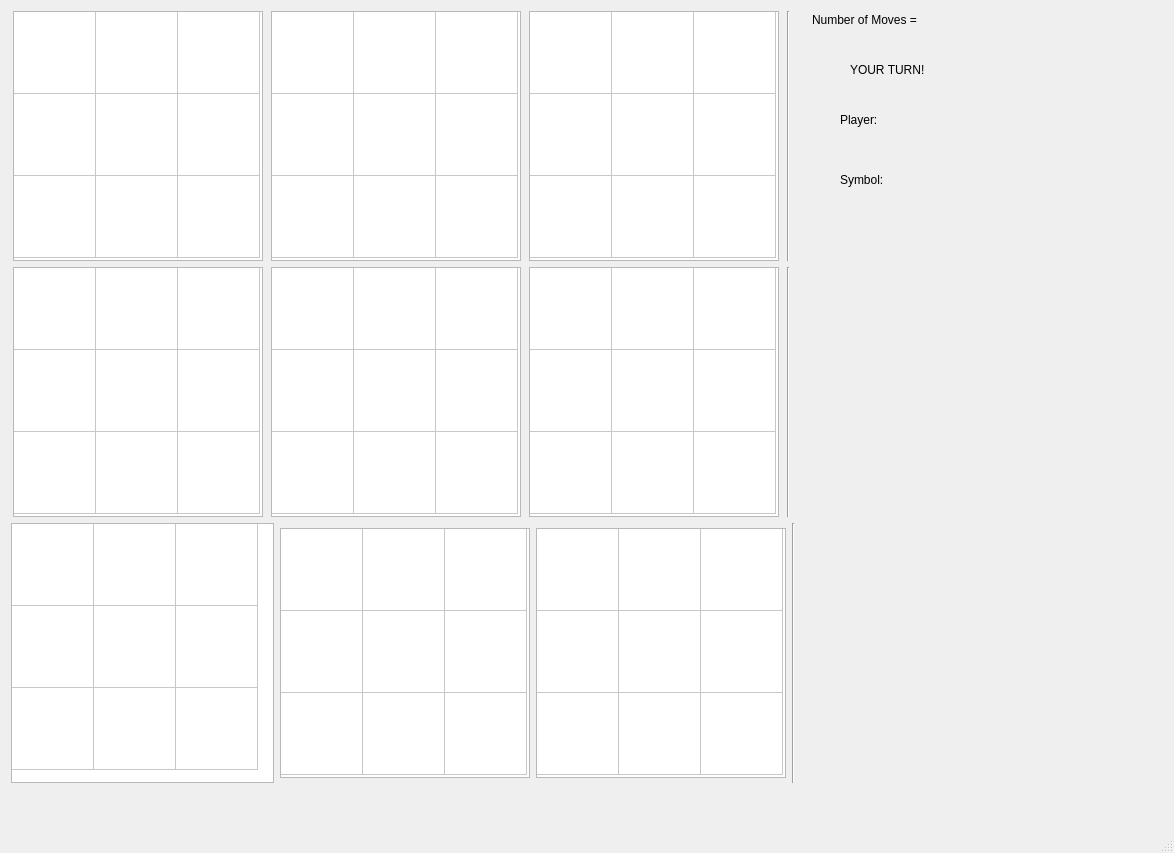
First picture: the form in ultimate_ttt_ui.ui, repository adhamhamdy3/Ultimate-Tic-Tac-Toe, before the edit.
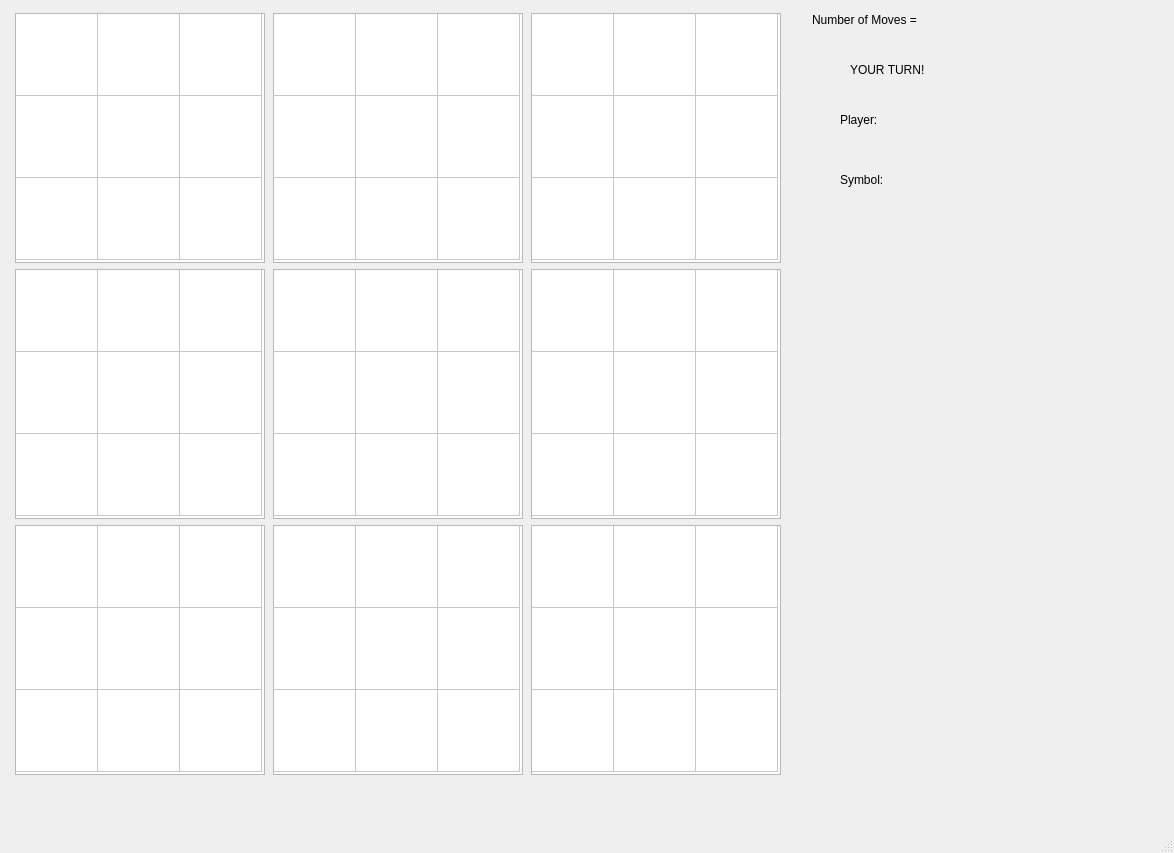
Second picture: the form after the edit.

What changed in the file:
```diff
--- a/ultimate_ttt_ui.ui
+++ b/ultimate_ttt_ui.ui
@@ -66,164 +66,17 @@
      <string>Number of Moves = </string>
     </property>
    </widget>
-   <widget class="QWidget" name="layoutWidget">
+   <widget class="QWidget" name="">
     <property name="geometry">
      <rect>
-      <x>11</x>
-      <y>11</y>
-      <width>784</width>
-      <height>772</height>
+      <x>13</x>
+      <y>13</y>
+      <width>773</width>
+      <height>764</height>
      </rect>
     </property>
-    <layout class="QVBoxLayout" name="verticalLayout">
-     <item>
-      <layout class="QHBoxLayout" name="horizontalLayout">
-       <item>
-        <widget class="QTableWidget" name="_0_0_Grid">
-         <property name="minimumSize">
-          <size>
-           <width>250</width>
-           <height>250</height>
-          </size>
-         </property>
-         <property name="maximumSize">
-          <size>
-           <width>250</width>
-           <height>250</height>
-          </size>
-         </property>
-         <attribute name="horizontalHeaderVisible">
-          <bool>false</bool>
-         </attribute>
-         <attribute name="horizontalHeaderDefaultSectionSize">
-          <number>82</number>
-         </attribute>
-         <attribute name="verticalHeaderVisible">
-          <bool>false</bool>
-         </attribute>
-         <attribute name="verticalHeaderDefaultSectionSize">
-          <number>82</number>
-         </attribute>
-         <row>
-          <property name="text">
-           <string>New Row</string>
-          </property>
-         </row>
-         <row>
-          <property name="text">
-           <string>New Row</string>
-          </property>
-         </row>
-         <row>
-          <property name="text">
-           <string>New Row</string>
-          </property>
-         </row>
-         <column>
-          <property name="text">
-           <string>New Column</string>
-          </property>
-         </column>
-         <column>
-          <property name="text">
-           <string>New Column</string>
-          </property>
-         </column>
-         <column>
-          <property name="text">
-           <string>New Column</string>
-          </property>
-         </column>
-         <item row="0" column="0">
-          <property name="text">
-           <string/>
-          </property>
-          <property name="textAlignment">
-           <set>AlignCenter</set>
-          </property>
-          <property name="flags">
-           <set>ItemIsEnabled</set>
-          </property>
-         </item>
+    <layout class="QGridLayout" name="gridLayout">
          <item row="0" column="1">
-          <property name="text">
-           <string/>
-          </property>
-          <property name="textAlignment">
-           <set>AlignCenter</set>
-          </property>
-          <property name="flags">
-           <set>ItemIsEnabled</set>
-          </property>
-         </item>
-         <item row="0" column="2">
-          <property name="text">
-           <string/>
-          </property>
-          <property name="textAlignment">
-           <set>AlignCenter</set>
-          </property>
-          <property name="flags">
-           <set>ItemIsEnabled</set>
-          </property>
-         </item>
-         <item row="1" column="0">
-          <property name="text">
-           <string/>
-          </property>
-          <property name="textAlignment">
-           <set>AlignCenter</set>
-          </property>
-          <property name="flags">
-           <set>ItemIsEnabled</set>
-          </property>
-         </item>
-         <item row="1" column="1">
-          <property name="text">
-           <string/>
-          </property>
-          <property name="textAlignment">
-           <set>AlignCenter</set>
-          </property>
-          <property name="flags">
-           <set>ItemIsEnabled</set>
-          </property>
-         </item>
-         <item row="1" column="2">
-          <property name="text">
-           <string/>
-          </property>
-          <property name="textAlignment">
-           <set>AlignCenter</set>
-          </property>
-          <property name="flags">
-           <set>ItemIsEnabled</set>
-          </property>
-         </item>
-         <item row="2" column="0">
-          <property name="text">
-           <string/>
-          </property>
-          <property name="textAlignment">
-           <set>AlignCenter</set>
-          </property>
-          <property name="flags">
-           <set>ItemIsEnabled</set>
-          </property>
-         </item>
-         <item row="2" column="1">
-          <property name="textAlignment">
-           <set>AlignCenter</set>
-          </property>
-         </item>
-         <item row="2" column="2">
-          <property name="textAlignment">
-           <set>AlignCenter</set>
-          </property>
-         </item>
-        </widget>
-       </item>
-       <item>
         <widget class="QTableWidget" name="_0_1_Grid">
          <property name="minimumSize">
           <size>
@@ -380,8 +233,8 @@
          </item>
         </widget>
        </item>
-       <item>
-        <widget class="QTableWidget" name="_0_2_Grid">
+     <item row="1" column="2">
+      <widget class="QTableWidget" name="_1_2_Grid">
          <property name="minimumSize">
           <size>
            <width>250</width>
@@ -537,18 +390,158 @@
          </item>
         </widget>
        </item>
-       <item>
-        <widget class="Line" name="line">
-         <property name="orientation">
-          <enum>Qt::Orientation::Vertical</enum>
-         </property>
-        </widget>
+     <item row="2" column="2">
+      <widget class="QTableWidget" name="_2_2_Grid">
+       <property name="minimumSize">
+        <size>
+         <width>250</width>
+         <height>250</height>
+        </size>
+       </property>
+       <property name="maximumSize">
+        <size>
+         <width>250</width>
+         <height>250</height>
+        </size>
+       </property>
+       <attribute name="horizontalHeaderVisible">
+        <bool>false</bool>
+       </attribute>
+       <attribute name="horizontalHeaderDefaultSectionSize">
+        <number>82</number>
+       </attribute>
+       <attribute name="verticalHeaderVisible">
+        <bool>false</bool>
+       </attribute>
+       <attribute name="verticalHeaderDefaultSectionSize">
+        <number>82</number>
+       </attribute>
+       <row>
+        <property name="text">
+         <string>New Row</string>
+        </property>
+       </row>
+       <row>
+        <property name="text">
+         <string>New Row</string>
+        </property>
+       </row>
+       <row>
+        <property name="text">
+         <string>New Row</string>
+        </property>
+       </row>
+       <column>
+        <property name="text">
+         <string>New Column</string>
+        </property>
+       </column>
+       <column>
+        <property name="text">
+         <string>New Column</string>
+        </property>
+       </column>
+       <column>
+        <property name="text">
+         <string>New Column</string>
+        </property>
+       </column>
+       <item row="0" column="0">
+        <property name="text">
+         <string/>
+        </property>
+        <property name="textAlignment">
+         <set>AlignCenter</set>
+        </property>
+        <property name="flags">
+         <set>ItemIsEnabled</set>
+        </property>
        </item>
-      </layout>
-     </item>
-     <item>
-      <layout class="QHBoxLayout" name="horizontalLayout_2">
-       <item>
+       <item row="0" column="1">
+        <property name="text">
+         <string/>
+        </property>
+        <property name="textAlignment">
+         <set>AlignCenter</set>
+        </property>
+        <property name="flags">
+         <set>ItemIsEnabled</set>
+        </property>
+       </item>
+       <item row="0" column="2">
+        <property name="text">
+         <string/>
+        </property>
+        <property name="textAlignment">
+         <set>AlignCenter</set>
+        </property>
+        <property name="flags">
+         <set>ItemIsEnabled</set>
+        </property>
+       </item>
+       <item row="1" column="0">
+        <property name="text">
+         <string/>
+        </property>
+        <property name="textAlignment">
+         <set>AlignCenter</set>
+        </property>
+        <property name="flags">
+         <set>ItemIsEnabled</set>
+        </property>
+       </item>
+       <item row="1" column="1">
+        <property name="text">
+         <string/>
+        </property>
+        <property name="textAlignment">
+         <set>AlignCenter</set>
+        </property>
+        <property name="flags">
+         <set>ItemIsEnabled</set>
+        </property>
+       </item>
+       <item row="1" column="2">
+        <property name="text">
+         <string/>
+        </property>
+        <property name="textAlignment">
+         <set>AlignCenter</set>
+        </property>
+        <property name="flags">
+         <set>ItemIsEnabled</set>
+        </property>
+       </item>
+       <item row="2" column="0">
+        <property name="text">
+         <string/>
+        </property>
+        <property name="textAlignment">
+         <set>AlignCenter</set>
+        </property>
+        <property name="flags">
+         <set>ItemIsEnabled</set>
+        </property>
+       </item>
+       <item row="2" column="1">
+        <property name="text">
+         <string/>
+        </property>
+        <property name="textAlignment">
+         <set>AlignCenter</set>
+        </property>
+        <property name="flags">
+         <set>ItemIsEnabled</set>
+        </property>
+       </item>
+       <item row="2" column="2">
+        <property name="textAlignment">
+         <set>AlignCenter</set>
+        </property>
+       </item>
+      </widget>
+     </item>
+     <item row="1" column="0">
         <widget class="QTableWidget" name="_1_0_Grid">
          <property name="minimumSize">
           <size>
@@ -705,7 +698,7 @@
          </item>
         </widget>
        </item>
-       <item>
+     <item row="1" column="1">
         <widget class="QTableWidget" name="_1_1_Grid">
          <property name="minimumSize">
           <size>
@@ -871,8 +864,8 @@
          </item>
         </widget>
        </item>
-       <item>
-        <widget class="QTableWidget" name="_1_2_Grid">
+     <item row="0" column="0">
+      <widget class="QTableWidget" name="_0_0_Grid">
          <property name="minimumSize">
           <size>
            <width>250</width>
@@ -1005,7 +998,75 @@
           </property>
          </item>
          <item row="2" column="1">
+        <property name="textAlignment">
+         <set>AlignCenter</set>
+        </property>
+       </item>
+       <item row="2" column="2">
+        <property name="textAlignment">
+         <set>AlignCenter</set>
+        </property>
+       </item>
+      </widget>
+     </item>
+     <item row="0" column="2">
+      <widget class="QTableWidget" name="_0_2_Grid">
+       <property name="minimumSize">
+        <size>
+         <width>250</width>
+         <height>250</height>
+        </size>
+       </property>
+       <property name="maximumSize">
+        <size>
+         <width>250</width>
+         <height>250</height>
+        </size>
+       </property>
+       <attribute name="horizontalHeaderVisible">
+        <bool>false</bool>
+       </attribute>
+       <attribute name="horizontalHeaderDefaultSectionSize">
+        <number>82</number>
+       </attribute>
+       <attribute name="verticalHeaderVisible">
+        <bool>false</bool>
+       </attribute>
+       <attribute name="verticalHeaderDefaultSectionSize">
+        <number>82</number>
+       </attribute>
+       <row>
           <property name="text">
+         <string>New Row</string>
+        </property>
+       </row>
+       <row>
+        <property name="text">
+         <string>New Row</string>
+        </property>
+       </row>
+       <row>
+        <property name="text">
+         <string>New Row</string>
+        </property>
+       </row>
+       <column>
+        <property name="text">
+         <string>New Column</string>
+        </property>
+       </column>
+       <column>
+        <property name="text">
+         <string>New Column</string>
+        </property>
+       </column>
+       <column>
+        <property name="text">
+         <string>New Column</string>
+        </property>
+       </column>
+       <item row="0" column="0">
+        <property name="text">
            <string/>
           </property>
           <property name="textAlignment">
@@ -1015,7 +1076,7 @@
            <set>ItemIsEnabled</set>
           </property>
          </item>
-         <item row="2" column="2">
+       <item row="0" column="1">
           <property name="text">
            <string/>
           </property>
@@ -1026,20 +1087,86 @@
            <set>ItemIsEnabled</set>
           </property>
          </item>
-        </widget>
+       <item row="0" column="2">
+        <property name="text">
+         <string/>
+        </property>
+        <property name="textAlignment">
+         <set>AlignCenter</set>
+        </property>
+        <property name="flags">
+         <set>ItemIsEnabled</set>
+        </property>
        </item>
-       <item>
-        <widget class="Line" name="line_2">
-         <property name="orientation">
-          <enum>Qt::Orientation::Vertical</enum>
-         </property>
-        </widget>
+       <item row="1" column="0">
+        <property name="text">
+         <string/>
+        </property>
+        <property name="textAlignment">
+         <set>AlignCenter</set>
+        </property>
+        <property name="flags">
+         <set>ItemIsEnabled</set>
+        </property>
        </item>
-      </layout>
-     </item>
-     <item>
-      <layout class="QHBoxLayout" name="horizontalLayout_3">
-       <item>
+       <item row="1" column="1">
+        <property name="text">
+         <string/>
+        </property>
+        <property name="textAlignment">
+         <set>AlignCenter</set>
+        </property>
+        <property name="flags">
+         <set>ItemIsEnabled</set>
+        </property>
+       </item>
+       <item row="1" column="2">
+        <property name="text">
+         <string/>
+        </property>
+        <property name="textAlignment">
+         <set>AlignCenter</set>
+        </property>
+        <property name="flags">
+         <set>ItemIsEnabled</set>
+        </property>
+       </item>
+       <item row="2" column="0">
+        <property name="text">
+         <string/>
+        </property>
+        <property name="textAlignment">
+         <set>AlignCenter</set>
+        </property>
+        <property name="flags">
+         <set>ItemIsEnabled</set>
+        </property>
+       </item>
+       <item row="2" column="1">
+        <property name="text">
+         <string/>
+        </property>
+        <property name="textAlignment">
+         <set>AlignCenter</set>
+        </property>
+        <property name="flags">
+         <set>ItemIsEnabled</set>
+        </property>
+       </item>
+       <item row="2" column="2">
+        <property name="text">
+         <string/>
+        </property>
+        <property name="textAlignment">
+         <set>AlignCenter</set>
+        </property>
+        <property name="flags">
+         <set>ItemIsEnabled</set>
+        </property>
+       </item>
+      </widget>
+     </item>
+     <item row="2" column="0">
         <widget class="QTableWidget" name="_2_0_Grid">
          <property name="minimumSize">
           <size>
@@ -1047,6 +1174,12 @@
            <height>250</height>
           </size>
          </property>
+       <property name="maximumSize">
+        <size>
+         <width>250</width>
+         <height>250</height>
+        </size>
+       </property>
          <attribute name="horizontalHeaderVisible">
           <bool>false</bool>
          </attribute>
@@ -1145,7 +1278,7 @@
          </item>
         </widget>
        </item>
-       <item>
+     <item row="2" column="1">
         <widget class="QTableWidget" name="_2_1_Grid">
          <property name="minimumSize">
           <size>
@@ -1301,166 +1434,6 @@
           </property>
          </item>
         </widget>
-       </item>
-       <item>
-        <widget class="QTableWidget" name="_2_2_Grid">
-         <property name="minimumSize">
-          <size>
-           <width>250</width>
-           <height>250</height>
-          </size>
-         </property>
-         <property name="maximumSize">
-          <size>
-           <width>250</width>
-           <height>250</height>
-          </size>
-         </property>
-         <attribute name="horizontalHeaderVisible">
-          <bool>false</bool>
-         </attribute>
-         <attribute name="horizontalHeaderDefaultSectionSize">
-          <number>82</number>
-         </attribute>
-         <attribute name="verticalHeaderVisible">
-          <bool>false</bool>
-         </attribute>
-         <attribute name="verticalHeaderDefaultSectionSize">
-          <number>82</number>
-         </attribute>
-         <row>
-          <property name="text">
-           <string>New Row</string>
-          </property>
-         </row>
-         <row>
-          <property name="text">
-           <string>New Row</string>
-          </property>
-         </row>
-         <row>
-          <property name="text">
-           <string>New Row</string>
-          </property>
-         </row>
-         <column>
-          <property name="text">
-           <string>New Column</string>
-          </property>
-         </column>
-         <column>
-          <property name="text">
-           <string>New Column</string>
-          </property>
-         </column>
-         <column>
-          <property name="text">
-           <string>New Column</string>
-          </property>
-         </column>
-         <item row="0" column="0">
-          <property name="text">
-           <string/>
-          </property>
-          <property name="textAlignment">
-           <set>AlignCenter</set>
-          </property>
-          <property name="flags">
-           <set>ItemIsEnabled</set>
-          </property>
-         </item>
-         <item row="0" column="1">
-          <property name="text">
-           <string/>
-          </property>
-          <property name="textAlignment">
-           <set>AlignCenter</set>
-          </property>
-          <property name="flags">
-           <set>ItemIsEnabled</set>
-          </property>
-         </item>
-         <item row="0" column="2">
-          <property name="text">
-           <string/>
-          </property>
-          <property name="textAlignment">
-           <set>AlignCenter</set>
-          </property>
-          <property name="flags">
-           <set>ItemIsEnabled</set>
-          </property>
-         </item>
-         <item row="1" column="0">
-          <property name="text">
-           <string/>
-          </property>
-          <property name="textAlignment">
-           <set>AlignCenter</set>
-          </property>
-          <property name="flags">
-           <set>ItemIsEnabled</set>
-          </property>
-         </item>
-         <item row="1" column="1">
-          <property name="text">
-           <string/>
-          </property>
-          <property name="textAlignment">
-           <set>AlignCenter</set>
-          </property>
-          <property name="flags">
-           <set>ItemIsEnabled</set>
-          </property>
-         </item>
-         <item row="1" column="2">
-          <property name="text">
-           <string/>
-          </property>
-          <property name="textAlignment">
-           <set>AlignCenter</set>
-          </property>
-          <property name="flags">
-           <set>ItemIsEnabled</set>
-          </property>
-         </item>
-         <item row="2" column="0">
-          <property name="text">
-           <string/>
-          </property>
-          <property name="textAlignment">
-           <set>AlignCenter</set>
-          </property>
-          <property name="flags">
-           <set>ItemIsEnabled</set>
-          </property>
-         </item>
-         <item row="2" column="1">
-          <property name="text">
-           <string/>
-          </property>
-          <property name="textAlignment">
-           <set>AlignCenter</set>
-          </property>
-          <property name="flags">
-           <set>ItemIsEnabled</set>
-          </property>
-         </item>
-         <item row="2" column="2">
-          <property name="textAlignment">
-           <set>AlignCenter</set>
-          </property>
-         </item>
-        </widget>
-       </item>
-       <item>
-        <widget class="Line" name="line_3">
-         <property name="orientation">
-          <enum>Qt::Orientation::Vertical</enum>
-         </property>
-        </widget>
-       </item>
-      </layout>
      </item>
     </layout>
    </widget>
```
Lines whose indentation alone changed are shown as unchanged.
